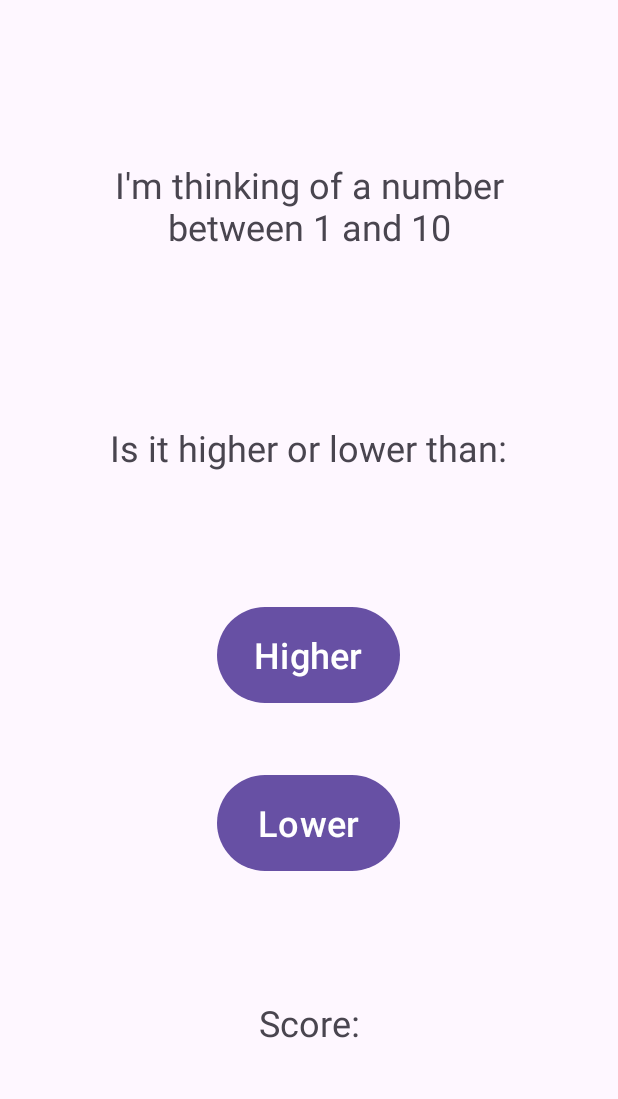
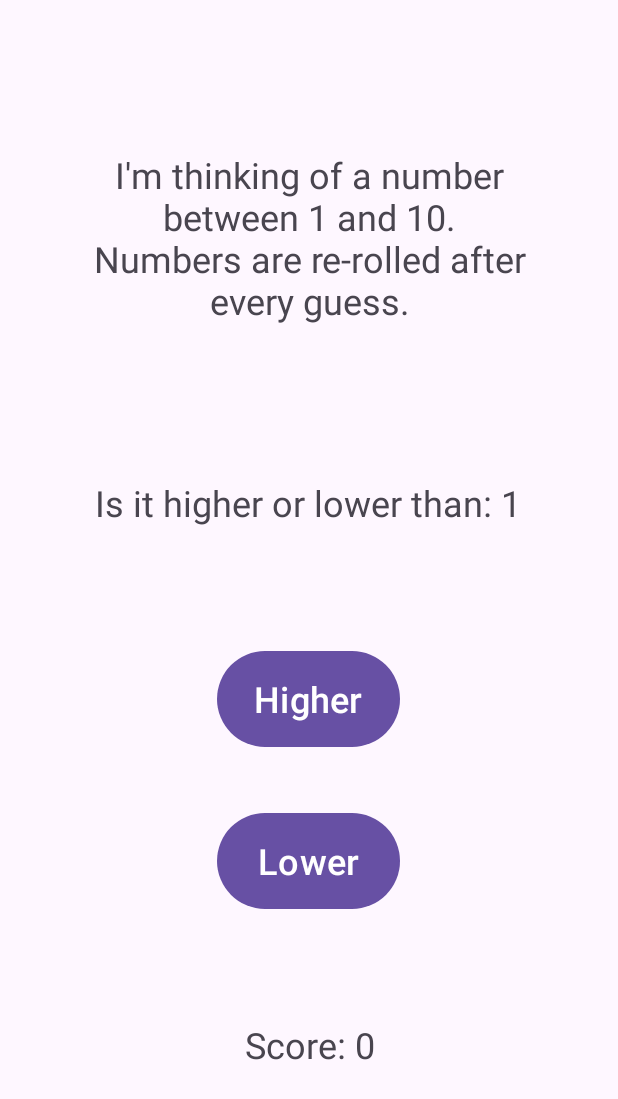
Before and after one commit to JohnnyBee86/GuessingGame, an Android app: the GameFragment screen opened through its navigation route, on a phone screen of 412 x 824 dp. Shown: the top 1099 px of the screen. Run offline under Robolectric (Android 15) with nearby library versions, the phone set to English and light mode, and no system bars.

Commit message:
Implemented code to enable gameplay

```diff
--- a/app/src/main/java/com/example/guessinggame/GameFragment.kt
+++ b/app/src/main/java/com/example/guessinggame/GameFragment.kt
@@ -5,12 +5,84 @@ import androidx.fragment.app.Fragment
 import android.view.LayoutInflater
 import android.view.View
 import android.view.ViewGroup
+import android.widget.Button
+import android.widget.TextView
+import androidx.navigation.fragment.findNavController
+
 class GameFragment : Fragment() {
+    // Declare score variable
+    private var currentScore = 0
+    private var thinkingNumber = 0
+    private var givenNumber = 0
+    private lateinit var givenDisplay:TextView
+    private lateinit var scoreDisplay:TextView
+
     override fun onCreateView(
         inflater: LayoutInflater, container: ViewGroup?,
         savedInstanceState: Bundle?
     ): View? {
         // Inflate the layout for this fragment
-        return inflater.inflate(R.layout.fragment_game, container, false)
+        val view = inflater.inflate(R.layout.fragment_game, container, false)
+
+        // assign textviews
+        givenDisplay = view.findViewById(R.id.given)
+        scoreDisplay = view.findViewById(R.id.playerScore)
+
+        // Declare 'Higher' guess button and on click listener
+        val higherButton = view.findViewById<Button>(R.id.higherBtn)
+        higherButton.setOnClickListener{
+            guess(true)
+        }
+
+        // Declare 'Lower' guess button and on click listener
+        val lowerButton = view.findViewById<Button>(R.id.lowerBtn)
+        lowerButton.setOnClickListener{
+            guess(false)
+        }
+
+        // Start game
+        newNumber()
+        updateScore(0)
+
+        return view
+    }
+
+    // Function to check if guess id correct
+    private fun guess(guess:Boolean){
+        if (guess == correct()) {
+            currentScore++
+            if (currentScore >= 5) {
+                findNavController().navigate(R.id.action_gameFragment_to_congratsFragment)
+            }
+            updateScore(currentScore)
+            newNumber()
+        }
+        else{
+            newNumber()
+        }
+    }
+
+    // Function to check what the correct guess is
+    private fun correct():Boolean {
+        if (thinkingNumber > givenNumber) {
+            return true
+        }
+        return false
+    }
+
+
+    // Function to update the displayed score
+    private fun updateScore(newScore:Int) {
+        scoreDisplay.text = getString(R.string.game_player_score) + " " + newScore
+    }
+
+    // Function to create 'Thinking' and 'Given' numbers
+    private fun newNumber() {
+        thinkingNumber = (1..10).random()
+        givenNumber = (1..10).random()
+        while (thinkingNumber == givenNumber) {
+            givenNumber = (1..10).random()
+        }
+        givenDisplay.text  = getString(R.string.game_higher_or_lower) + " " + givenNumber
     }
 }
--- a/app/src/main/res/layout/fragment_game.xml
+++ b/app/src/main/res/layout/fragment_game.xml
@@ -10,7 +10,7 @@
     <TextView
         android:id="@+id/textView4"
         android:layout_width="297dp"
-        android:layout_height="79dp"
+        android:layout_height="130dp"
         android:text="@string/game_thinking"
         android:textAlignment="center"
         android:textSize="24sp"
@@ -21,7 +21,7 @@
         app:layout_constraintVertical_bias="0.127" />
 
     <TextView
-        android:id="@+id/textView5"
+        android:id="@+id/given"
         android:layout_width="wrap_content"
         android:layout_height="wrap_content"
         android:text="@string/game_higher_or_lower"
@@ -45,7 +45,7 @@
         app:layout_constraintEnd_toEndOf="parent"
         app:layout_constraintHorizontal_bias="0.498"
         app:layout_constraintStart_toStartOf="parent"
-        app:layout_constraintTop_toBottomOf="@+id/textView5"
+        app:layout_constraintTop_toBottomOf="@+id/given"
         app:layout_constraintVertical_bias="0.204" />
 
     <Button
@@ -63,7 +63,7 @@
         app:layout_constraintVertical_bias="0.153" />
 
     <TextView
-        android:id="@+id/textView6"
+        android:id="@+id/playerScore"
         android:layout_width="wrap_content"
         android:layout_height="wrap_content"
         android:text="@string/game_player_score"
--- a/app/src/main/res/values/strings.xml
+++ b/app/src/main/res/values/strings.xml
@@ -5,7 +5,7 @@
     <string name="main_name_prompt">Please enter your name:</string>
     <string name="main_default_player">Player</string>
     <string name="main_play_button">Play</string>
-    <string name="game_thinking">I\'m thinking of a number between 1 and 10</string>
+    <string name="game_thinking">I\'m thinking of a number between 1 and 10.  Numbers are re-rolled after every guess.</string>
     <string name="game_higher_or_lower">Is it higher or lower than:</string>
     <string name="game_higher_button">Higher</string>
     <string name="game_lower_button">Lower</string>
```
